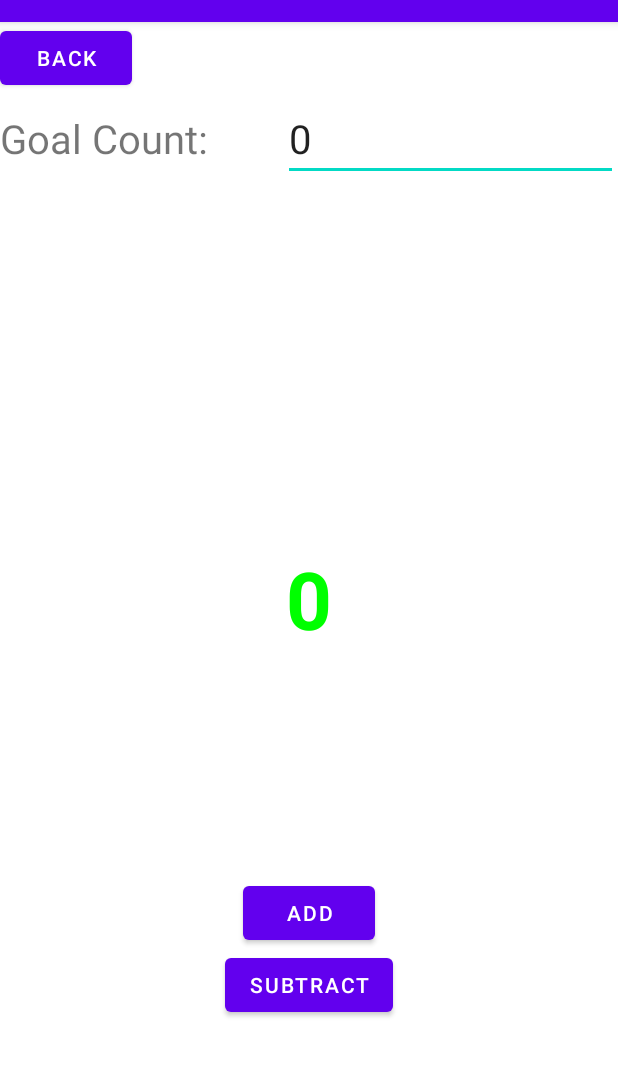
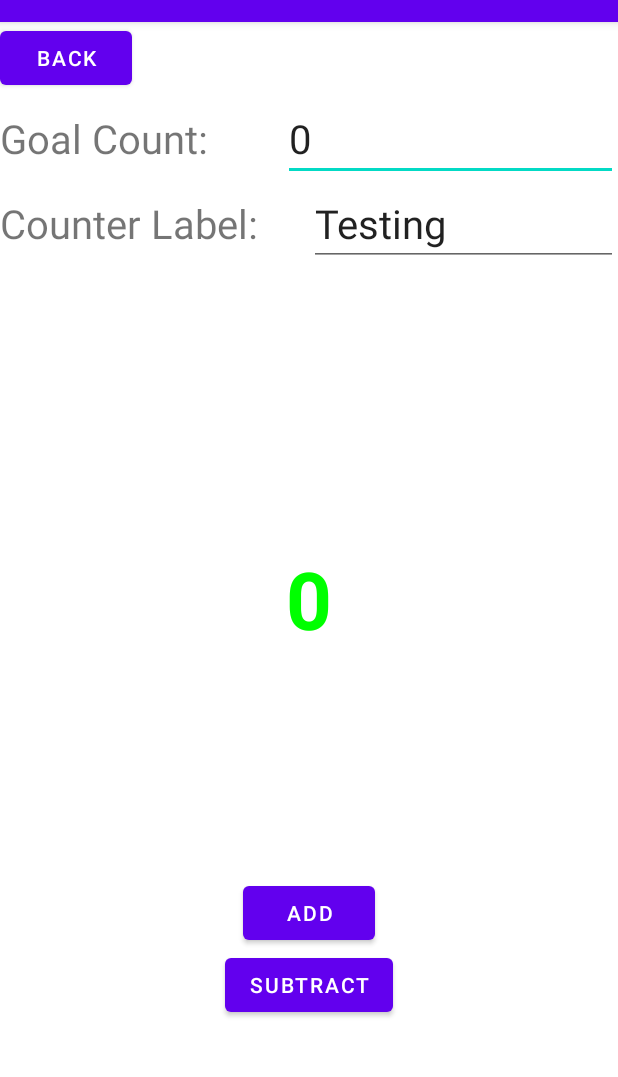
Before and after one commit to KatrinaGW/Stitcher-Personal-Project, an Android app: the StitchCounterActivity screen opened directly, with no data from a screen before it, on a phone screen of 412 x 824 dp, the part 62-1139 px from its top. Run offline under Robolectric (Android 15) with nearby library versions, the phone set to English and light mode, and no system bars.

Commit message:
add name as editable field

```diff
--- a/app/src/main/java/com/example/stitcher/StitchCounterActivity.java
+++ b/app/src/main/java/com/example/stitcher/StitchCounterActivity.java
@@ -28,6 +28,7 @@ public class StitchCounterActivity extends AppCompatActivity {
     private Button backBtn;
     private TextView negativeErrorTxt;
     private EditText goalCounterValue;
+    private EditText counterNameValue;
 
     private Counter counter;
 
@@ -71,11 +72,27 @@ public class StitchCounterActivity extends AppCompatActivity {
             @Override
             public void afterTextChanged(Editable s) {}
         });
+        counterNameValue.addTextChangedListener(new TextWatcher(){
+            @Override
+            public void beforeTextChanged(CharSequence s, int start, int count, int after) {}
+
+            @Override
+            public void onTextChanged(CharSequence charSequence, int i, int i1, int i2) {
+                String newText = charSequence.toString();
+                counter.setName(newText);
+
+                setNameText();
+            }
+
+            @Override
+            public void afterTextChanged(Editable s) {}
+        });
     }
 
     private void setTexts(){
         setCountText();
         goalCounterValue.setText(String.valueOf(counter.getGoal()));
+        counterNameValue.setText(counter.getName());
     }
 
     private void findElements(){
@@ -85,6 +102,7 @@ public class StitchCounterActivity extends AppCompatActivity {
         subtractBtn = findViewById(R.id.subtract_count_btn);
         backBtn = findViewById(R.id.counter_back_btn);
         goalCounterValue = findViewById(R.id.counter_goal_value);
+        counterNameValue = findViewById(R.id.counter_label_value);
     }
 
     private void onBackClicked(){
@@ -118,6 +136,10 @@ public class StitchCounterActivity extends AppCompatActivity {
         checkCount();
     }
 
+    private void setNameText(){
+        counterNameValue.setText(counter.getName());
+    }
+
     private void checkCount(){
         if(counter.getCount() == counter.getGoal()){
             countText.setTextColor(Color.GREEN);
--- a/app/src/main/res/layout/stitch_counter_activity.xml
+++ b/app/src/main/res/layout/stitch_counter_activity.xml
@@ -61,31 +61,62 @@
     <LinearLayout
         android:layout_width="match_parent"
         android:layout_height="wrap_content"
+        android:orientation="vertical"
+        app:layout_constraintTop_toBottomOf="@+id/counter_back_btn"
+        tools:layout_editor_absoluteX="1dp">
+
+        <LinearLayout
+            android:layout_width="match_parent"
+            android:layout_height="wrap_content"
             android:layout_marginTop="1dp"
             android:orientation="horizontal"
-        app:layout_constraintEnd_toEndOf="parent"
-        android:weightSum="2"
-        app:layout_constraintStart_toStartOf="parent"
-        app:layout_constraintTop_toBottomOf="@+id/counter_back_btn">
+            android:weightSum="2">
 
             <TextView
                 android:id="@+id/counter_goal_label"
                 android:layout_width="wrap_content"
                 android:layout_height="wrap_content"
                 android:layout_weight="1.5"
-            android:textSize="12pt"
-            android:text="@string/goal_count_label" />
+                android:text="@string/goal_count_label"
+                android:textSize="12pt" />
 
             <EditText
                 android:id="@+id/counter_goal_value"
                 android:layout_width="wrap_content"
                 android:layout_height="wrap_content"
                 android:layout_weight="0.5"
-            android:textSize="12pt"
+                android:hint="Set a count goal!"
                 android:inputType="number"
-            android:hint="Set a count goal!"
                 android:maxLength="3"
-            android:text="" />
+                android:text=""
+                android:textSize="12pt" />
+        </LinearLayout>
+
+        <LinearLayout
+            android:layout_width="match_parent"
+            android:layout_height="wrap_content"
+            android:weightSum="2"
+            android:orientation="horizontal">
+
+            <TextView
+                android:id="@+id/counter_label"
+                android:layout_width="0dp"
+                android:layout_height="wrap_content"
+                android:layout_weight="1"
+                android:text="@string/counter_label_txt"
+                android:textSize="12pt" />
+
+            <EditText
+                android:id="@+id/counter_label_value"
+                android:layout_width="0dp"
+                android:layout_height="wrap_content"
+                android:layout_weight="1"
+                android:inputType="number"
+                android:maxLength="14"
+                android:hint="Counter Title"
+                android:textSize="12pt" />
+
+        </LinearLayout>
     </LinearLayout>
 
 </androidx.constraintlayout.widget.ConstraintLayout>
--- a/app/src/main/res/values/strings.xml
+++ b/app/src/main/res/values/strings.xml
@@ -14,4 +14,5 @@
     <string name="goal_count_label">Goal Count:</string>
     <string name="subtract">Subtract</string>
     <string name="add">Add</string>
+    <string name="counter_label_txt">Counter Label:</string>
 </resources>
```
Lines whose indentation alone changed are shown as unchanged.
